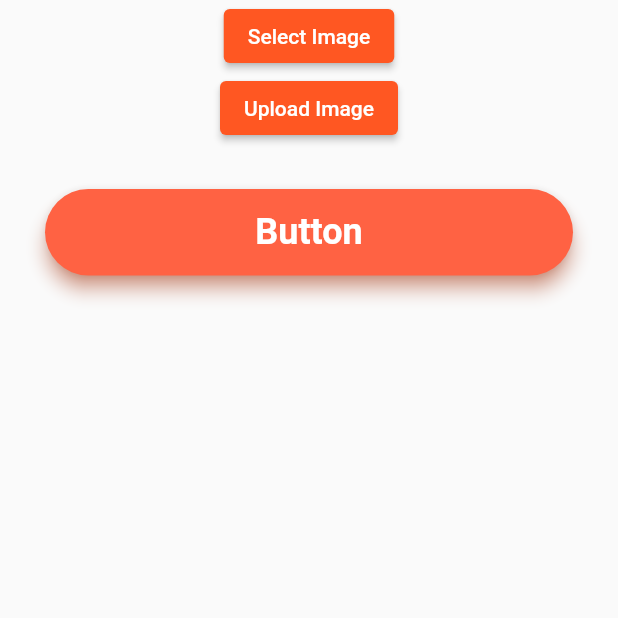
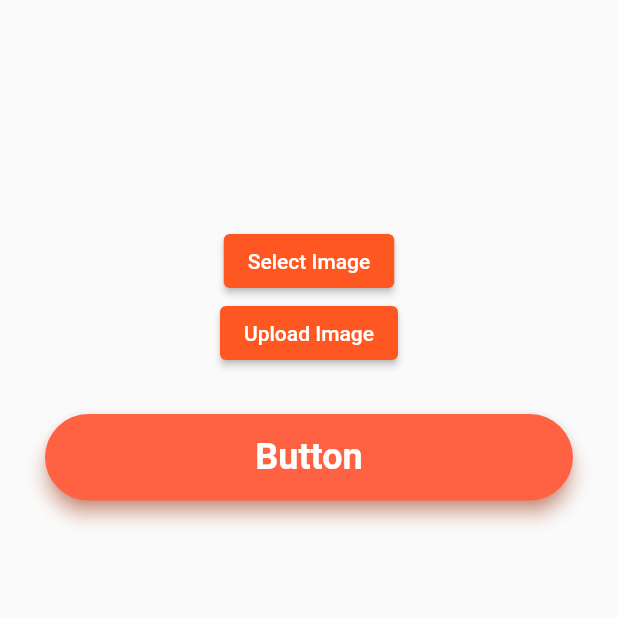
Before and after one commit to MahdadiChaima/fitness_tracker_app, a Flutter app: the RegisterScreen4 screen opened directly, after a tap on "Upload Image", on a phone screen of 412 x 824 dp, the top half of it. Run offline on Flutter 3.47's test engine with Material 2 defaults, Android fonts, the phone set to English and light mode, and no system bars; our stand-ins replace cloud_firestore, firebase_auth, firebase_core, firebase_storage, get, image_picker and 2 more; accounts and stored records are empty.

Commit message:
continue register screen4

```diff
--- a/lib/presenter/controller/register_controller.dart
+++ b/lib/presenter/controller/register_controller.dart
@@ -1,5 +1,6 @@
 import 'dart:io';
 import 'package:firebase_storage/firebase_storage.dart';
+import 'package:fitness_tracker/presenter/service/cache_helper.dart';
 import 'package:fitness_tracker/view/screens/register/register_screen_2.dart';
 import 'package:flutter/material.dart';
 import 'package:get/get.dart';
@@ -7,6 +8,8 @@ import 'package:firebase_auth/firebase_auth.dart';
 import 'package:cloud_firestore/cloud_firestore.dart';
 import 'package:image_picker/image_picker.dart';
 import 'package:permission_handler/permission_handler.dart';
+
+
 
 import '../../view/widgets/custom_snackbar.dart';
 
@@ -77,9 +80,10 @@ class RegisterController extends GetxController {
     }
   }
 
-
   File? _imageFile;
   RxString? _imageUrl;
+
+  File? get image => _imageFile;
 
   Future<void> pickImage() async {
     print('hiiiiiii');
@@ -97,13 +101,12 @@ class RegisterController extends GetxController {
   }
 
   Future<void> uploadImage() async {
-    print(_imageFile);
+
     if (_imageFile == null) return;
 
-    try {
     // Upload image to Firebase Storage
-      Reference storageReference = FirebaseStorage.instance.ref().child('images/${DateTime.now().toString()}');
-      UploadTask uploadTask = storageReference.putFile(_imageFile!);
+    final storageRef = FirebaseStorage.instance.ref().child('images/${DateTime.now().toString()}');
+    final uploadTask = storageRef.putFile(_imageFile!);
 
     // Log upload progress and status
     uploadTask.snapshotEvents.listen((TaskSnapshot snapshot) {
@@ -111,16 +114,19 @@ class RegisterController extends GetxController {
       print('Progress: ${(snapshot.bytesTransferred / snapshot.totalBytes) * 100} %');
     });
 
-      TaskSnapshot taskSnapshot = await uploadTask.whenComplete(() => null);
-      _imageUrl = (await storageReference.getDownloadURL()) as RxString?;
+    // Wait for the upload to complete
+    uploadTask.whenComplete(() => {print("upload  complete")}).then((value) => print("upload complete"));
 
+    // Check if the object exists at the specified location
+    final metadata = await storageRef.getMetadata();
+    if (metadata != null) {
       // Save download URL to Firestore
-      String uid = FirebaseAuth.instance.currentUser!.uid;
-      FirebaseFirestore.instance.collection('users').doc(uid).update({'image': _imageUrl});
-    } catch (e) {
-      CustomSnackbar("error",e.toString());
-      print(e.toString());
-      // Handle error here
+      final uid = FirebaseAuth.instance.currentUser!.uid;
+      final downloadUrl = await storageRef.getDownloadURL();
+      FirebaseFirestore.instance.collection('users').doc(uid).update({'image': downloadUrl});
+    } else {
+      // Handle error - object does not exist
+      print('Error: object does not exist at location');
     }
 
     update();
@@ -128,5 +134,4 @@ class RegisterController extends GetxController {
 
 
 
-
 }
--- a/lib/view/screens/register/register_screen_4.dart
+++ b/lib/view/screens/register/register_screen_4.dart
@@ -5,32 +5,46 @@ import 'package:get/get.dart';
 import 'package:get/get_state_manager/src/simple/get_state.dart';
 
 import '../../widgets/custom_button.dart';
+
 class RegisterScreen4 extends StatelessWidget {
   const RegisterScreen4({Key? key}) : super(key: key);
 
   @override
   Widget build(BuildContext context) {
     return Scaffold(
-      body: Column(children: [
-        GetBuilder<RegisterController>(
-            init:RegisterController(),
+      body: Column(
+        children: [
+          GetBuilder<RegisterController>(
+            init: RegisterController(),
             builder: (controller) {
               return Column(
                 children: [
+                  SizedBox(height: 150,),
                   ElevatedButton(
                     onPressed: controller.pickImage,
                     child: Text('Select Image'),
                   ),
+                  if (controller.image != null)
+                    CircleAvatar(
+                      backgroundImage: FileImage(controller.image!),
+                      radius: 50,
+                    ),
                   ElevatedButton(
                     onPressed: controller.uploadImage,
                     child: Text('Upload Image'),
                   ),
-                  CustomButton(text:'Button' ,onPressed: (){Get.to(()=>const SuccessRegistration());},)
+                  CustomButton(
+                    text: 'Button',
+                    onPressed: () {
+                      Get.to(() => const SuccessRegistration());
+                    },
+                  )
                 ],
               );
-            }
-        )
-      ],),
+            },
+          )
+        ],
+      ),
     );
   }
 }
```
Also changed, not shown: 1 other file. Lines whose indentation alone changed are shown as unchanged.
